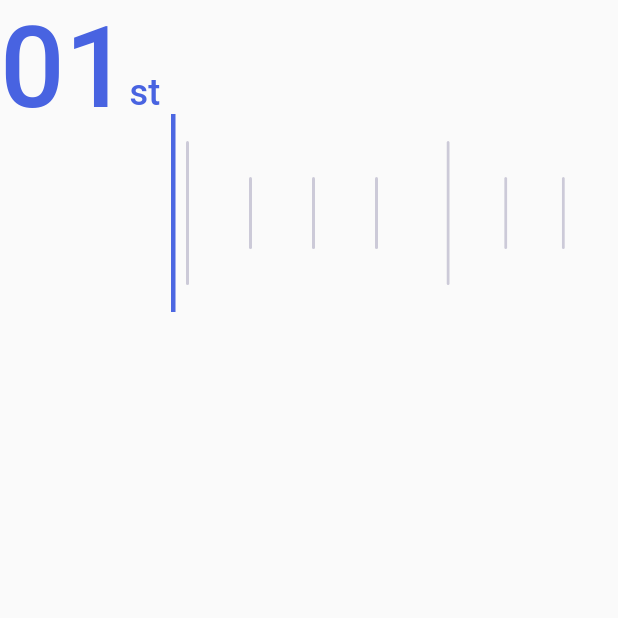
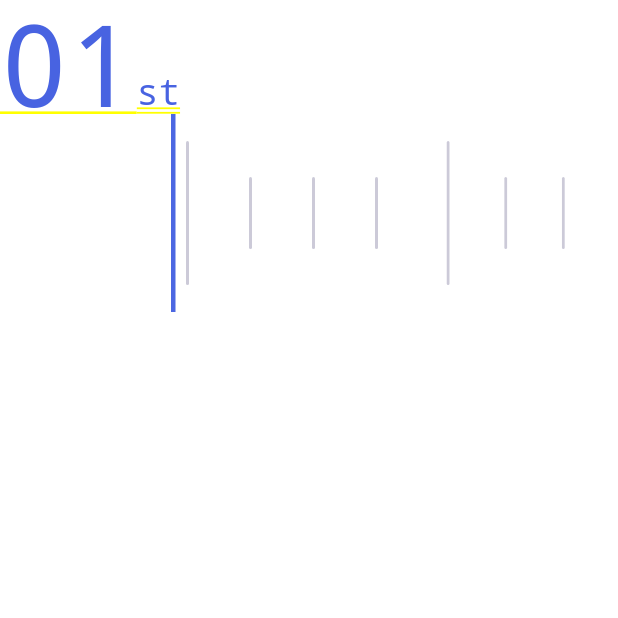
Before and after one commit to stack-finance/wheel_date_picker, a Flutter app: the screen it shows after launch, on a phone screen of 412 x 824 dp, the top half of it. Run offline on Flutter 3.47's test engine with Material 2 defaults, Android fonts, the phone set to English and light mode, and no system bars.

Commit message:
fix: removed scaffold, onChanged was not getting called

```diff
--- a/lib/src/wheel_date_picker_widget.dart
+++ b/lib/src/wheel_date_picker_widget.dart
@@ -56,7 +56,7 @@ class WheelDatePickerSlider extends StatelessWidget {
   final double itemWidth;
 
   /// On optional listener that's called when the centered item changes.
-  final ValueChanged<double> onChanged;
+  final ValueChanged<int> onChanged;
 
   final onChange = ValueNotifier(0);
 
@@ -64,9 +64,7 @@ class WheelDatePickerSlider extends StatelessWidget {
 
   @override
   Widget build(BuildContext context) {
-    return Scaffold(
-      body: SafeArea(
-        child: Column(
+    return Column(
       children: [
         Container(
           height: dateContainerHeight,
@@ -118,6 +116,7 @@ class WheelDatePickerSlider extends StatelessWidget {
                   perspective: 0.00000001,
                   onSelectedItemChanged: (val) {
                     onChange.value = val;
+                    onChanged.call(val + 1);
                     dateController.animateTo(
                       val * dateContainerHeight,
                       duration: animDuration,
@@ -155,14 +154,12 @@ class WheelDatePickerSlider extends StatelessWidget {
                     width: selectorHeight,
                     color: selectorColor,
                   ),
-                    )
+                ),
               ],
             ),
           ),
         ),
       ],
-        ),
-      ),
     );
   }
 }
```
Also changed, not shown: example/pubspec.lock, pubspec.lock. Lines whose indentation alone changed are shown as unchanged.
